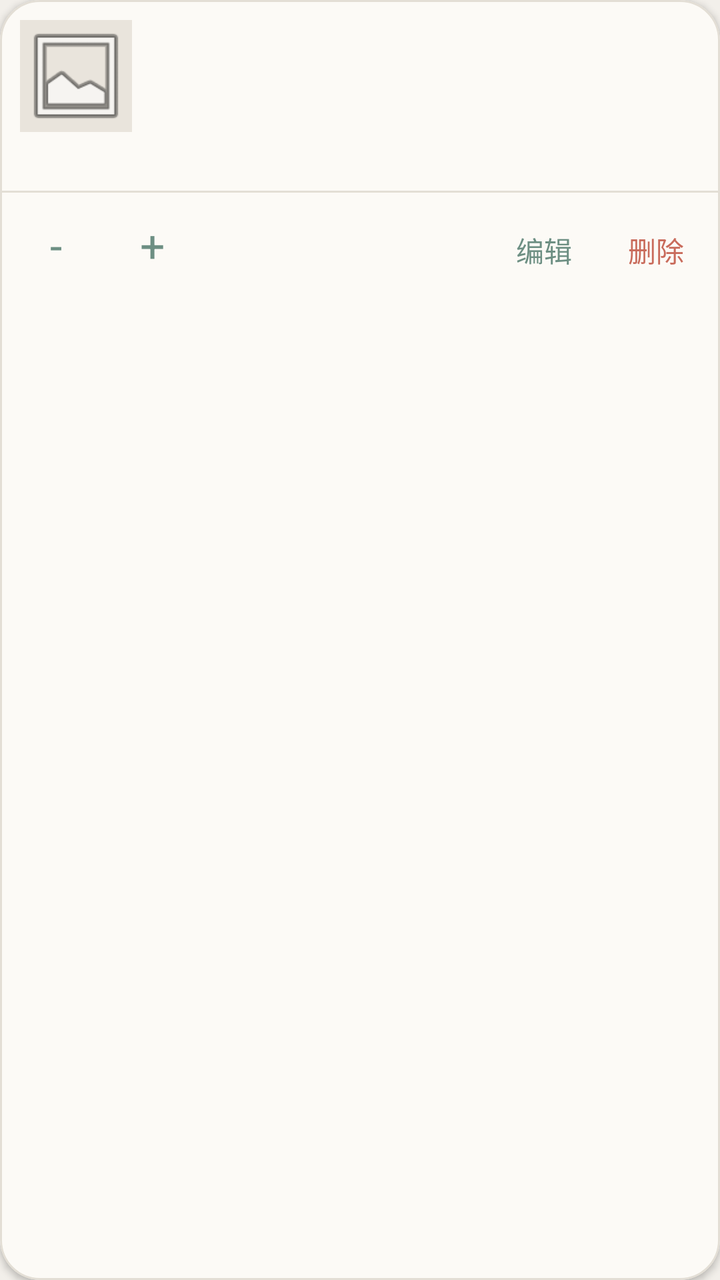
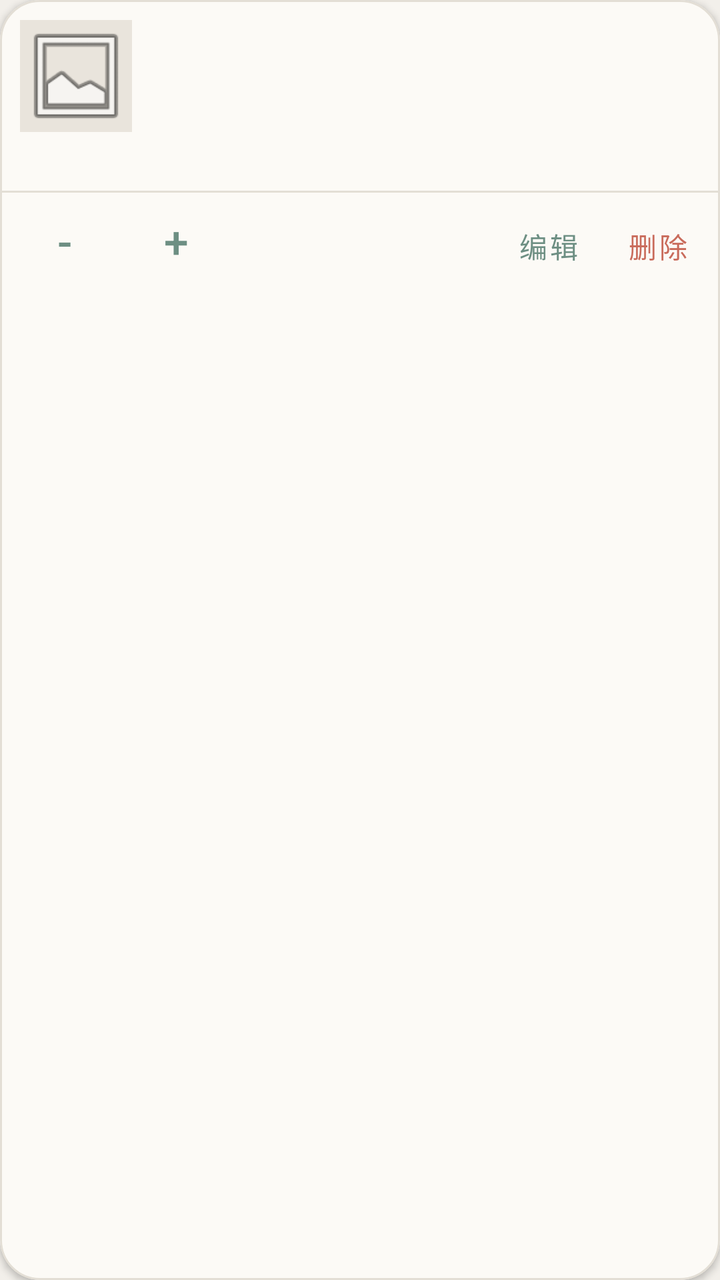

Before-and-after screenshots of an Android layout around one commit, followed by the original layout XML and the change that was made.
<!-- AndroidManifest.xml: application theme Theme.PartManager -->
<!-- res/layout/item_part.xml -->
<?xml version="1.0" encoding="utf-8"?>
<com.google.android.material.card.MaterialCardView xmlns:android="http://schemas.android.com/apk/res/android"
    xmlns:app="http://schemas.android.com/apk/res-auto"
    android:layout_width="match_parent"
    android:layout_height="wrap_content"
    android:layout_marginLeft="4dp"
    android:layout_marginTop="6dp"
    android:layout_marginRight="4dp"
    android:layout_marginBottom="6dp"
    app:cardBackgroundColor="@color/morandi_card"
    app:cardCornerRadius="20dp"
    app:cardElevation="2dp"
    app:strokeColor="@color/divider"
    app:strokeWidth="1dp">

    <LinearLayout
        android:layout_width="match_parent"
        android:layout_height="wrap_content"
        android:orientation="vertical">

        <LinearLayout
            android:layout_width="match_parent"
            android:layout_height="wrap_content"
            android:orientation="horizontal"
            android:paddingStart="10dp"
            android:paddingTop="10dp"
            android:paddingEnd="10dp"
            android:paddingBottom="6dp">

            <ImageView
                android:id="@+id/imgPart"
                android:layout_width="56dp"
                android:layout_height="56dp"
                android:background="@color/morandi_input"
                android:scaleType="centerCrop"
                android:src="@android:drawable/ic_menu_gallery" />

            <LinearLayout
                android:layout_width="0dp"
                android:layout_height="wrap_content"
                android:layout_marginStart="10dp"
                android:layout_weight="1"
                android:orientation="vertical">

                <TextView
                    android:id="@+id/tvTitle"
                    android:layout_width="match_parent"
                    android:layout_height="wrap_content"
                    android:textColor="@color/text_primary"
                    android:textSize="16sp"
                    android:textStyle="bold" />

                <TextView
                    android:id="@+id/tvCode"
                    android:layout_width="match_parent"
                    android:layout_height="wrap_content"
                    android:layout_marginTop="2dp"
                    android:textColor="@color/text_secondary"
                    android:textSize="12sp" />

                <TextView
                    android:id="@+id/tvQty"
                    android:layout_width="match_parent"
                    android:layout_height="wrap_content"
                    android:layout_marginTop="2dp"
                    android:textColor="@color/primary"
                    android:textSize="14sp"
                    android:textStyle="bold" />

                <TextView
                    android:id="@+id/tvMeta"
                    android:layout_width="match_parent"
                    android:layout_height="wrap_content"
                    android:layout_marginTop="2dp"
                    android:textColor="@color/text_secondary"
                    android:textSize="12sp" />
            </LinearLayout>
        </LinearLayout>

        <View
            android:layout_width="match_parent"
            android:layout_height="1dp"
            android:background="@color/divider" />

        <LinearLayout
            android:layout_width="match_parent"
            android:layout_height="52dp"
            android:orientation="horizontal"
            android:paddingStart="4dp"
            android:paddingEnd="4dp">

            <TextView
                android:id="@+id/btnMinus"
                android:layout_width="48dp"
                android:layout_height="52dp"
                android:background="?attr/selectableItemBackground"
                android:clickable="true"
                android:focusable="true"
                android:gravity="center"
                android:text="-"
                android:textColor="@color/primary"
                android:textSize="22sp" />

            <TextView
                android:id="@+id/btnPlus"
                android:layout_width="48dp"
                android:layout_height="52dp"
                android:background="?attr/selectableItemBackground"
                android:clickable="true"
                android:focusable="true"
                android:gravity="center"
                android:text="+"
                android:textColor="@color/primary"
                android:textSize="22sp" />

            <View
                android:layout_width="0dp"
                android:layout_height="1dp"
                android:layout_weight="1" />

            <TextView
                android:id="@+id/btnEdit"
                android:layout_width="wrap_content"
                android:layout_height="52dp"
                android:background="?attr/selectableItemBackground"
                android:clickable="true"
                android:focusable="true"
                android:gravity="center"
                android:minWidth="56dp"
                android:paddingStart="8dp"
                android:paddingEnd="8dp"
                android:text="编辑"
                android:textColor="@color/primary"
                android:textSize="14sp" />

            <TextView
                android:id="@+id/btnDelete"
                android:layout_width="wrap_content"
                android:layout_height="52dp"
                android:background="?attr/selectableItemBackground"
                android:clickable="true"
                android:focusable="true"
                android:gravity="center"
                android:minWidth="56dp"
                android:paddingStart="8dp"
                android:paddingEnd="8dp"
                android:text="删除"
                android:textColor="@color/error"
                android:textSize="14sp" />

        </LinearLayout>

    </LinearLayout>

</com.google.android.material.card.MaterialCardView>
<!-- resources referenced by this layout -->
<resources>
  <color name="divider">#E3DED5</color>
  <color name="error">#C96B5B</color>
  <color name="morandi_card">#FCFAF6</color>
  <color name="morandi_input">#E9E4DC</color>
  <color name="primary">#6D8F83</color>
  <color name="text_primary">#3B3A36</color>
  <color name="text_secondary">#858077</color>
  <style name="Theme.PartManager" parent="Theme.MaterialComponents.Light.NoActionBar">
          <item name="colorPrimary">@color/primary</item>
          <item name="colorPrimaryVariant">@color/primary_dark</item>
          <item name="colorOnPrimary">@color/on_primary</item>
          <item name="colorSecondary">@color/accent</item>
          <item name="colorSecondaryVariant">@color/accent</item>
          <item name="colorOnSecondary">@color/on_primary</item>
          <item name="colorSurface">@color/morandi_surface</item>
          <item name="colorOnSurface">@color/text_primary</item>
          <item name="colorError">@color/error</item>
          <item name="android:colorBackground">@color/morandi_background</item>
          <item name="android:windowBackground">@color/morandi_background</item>
          <item name="android:statusBarColor">@color/primary_dark</item>
          <item name="android:windowLightStatusBar">false</item>
          <item name="materialButtonStyle">@style/Widget.Morandi.Button</item>
      </style>
  <color name="primary_dark">#55736A</color>
  <color name="on_primary">#FFFFFF</color>
  <color name="accent">#C5AFA6</color>
  <color name="morandi_surface">#F9F6F1</color>
  <color name="morandi_background">#F2EFEA</color>
  <style name="Widget.Morandi.Button" parent="Widget.MaterialComponents.Button">
          <item name="backgroundTint">@color/primary</item>
          <item name="cornerRadius">16dp</item>
          <item name="android:textColor">@color/on_primary</item>
          <item name="android:textSize">16sp</item>
          <item name="android:textAllCaps">false</item>
          <item name="android:minHeight">48dp</item>
      </style>
</resources>

<!-- the commit's change to res/layout/item_part.xml (unified diff, before → after) -->
@@ -7,6 +7,8 @@
     android:layout_marginTop="6dp"
     android:layout_marginRight="4dp"
     android:layout_marginBottom="6dp"
+    android:clickable="false"
+    android:focusable="false"
     app:cardBackgroundColor="@color/morandi_card"
     app:cardCornerRadius="20dp"
     app:cardElevation="2dp"
@@ -84,69 +86,75 @@
 
         <LinearLayout
             android:layout_width="match_parent"
-            android:layout_height="52dp"
+            android:layout_height="wrap_content"
             android:orientation="horizontal"
             android:paddingStart="4dp"
             android:paddingEnd="4dp">
 
-            <TextView
+            <com.google.android.material.button.MaterialButton
                 android:id="@+id/btnMinus"
-                android:layout_width="48dp"
-                android:layout_height="52dp"
-                android:background="?attr/selectableItemBackground"
-                android:clickable="true"
-                android:focusable="true"
-                android:gravity="center"
+                style="@style/Widget.MaterialComponents.Button.TextButton"
+                android:layout_width="56dp"
+                android:layout_height="48dp"
+                android:insetTop="0dp"
+                android:insetBottom="0dp"
+                android:minWidth="0dp"
                 android:text="-"
                 android:textColor="@color/primary"
-                android:textSize="22sp" />
+                android:textSize="22sp"
+                app:iconPadding="0dp"
+                app:iconTint="@color/primary" />
 
-            <TextView
+            <com.google.android.material.button.MaterialButton
                 android:id="@+id/btnPlus"
-                android:layout_width="48dp"
-                android:layout_height="52dp"
-                android:background="?attr/selectableItemBackground"
-                android:clickable="true"
-                android:focusable="true"
-                android:gravity="center"
+                style="@style/Widget.MaterialComponents.Button.TextButton"
+                android:layout_width="56dp"
+                android:layout_height="48dp"
+                android:insetTop="0dp"
+                android:insetBottom="0dp"
+                android:minWidth="0dp"
                 android:text="+"
                 android:textColor="@color/primary"
-                android:textSize="22sp" />
+                android:textSize="22sp"
+                app:iconPadding="0dp"
+                app:iconTint="@color/primary" />
 
             <View
                 android:layout_width="0dp"
                 android:layout_height="1dp"
                 android:layout_weight="1" />
 
-            <TextView
+            <com.google.android.material.button.MaterialButton
                 android:id="@+id/btnEdit"
+                style="@style/Widget.MaterialComponents.Button.TextButton"
                 android:layout_width="wrap_content"
-                android:layout_height="52dp"
-                android:background="?attr/selectableItemBackground"
-                android:clickable="true"
-                android:focusable="true"
-                android:gravity="center"
-                android:minWidth="56dp"
-                android:paddingStart="8dp"
-                android:paddingEnd="8dp"
+                android:layout_height="48dp"
+                android:insetTop="0dp"
+                android:insetBottom="0dp"
+                android:minWidth="0dp"
+                android:paddingStart="12dp"
+                android:paddingEnd="12dp"
                 android:text="编辑"
                 android:textColor="@color/primary"
-                android:textSize="14sp" />
+                android:textSize="14sp"
+                app:iconPadding="0dp"
+                app:iconTint="@color/primary" />
 
-            <TextView
+            <com.google.android.material.button.MaterialButton
                 android:id="@+id/btnDelete"
+                style="@style/Widget.MaterialComponents.Button.TextButton"
                 android:layout_width="wrap_content"
-                android:layout_height="52dp"
-                android:background="?attr/selectableItemBackground"
-                android:clickable="true"
-                android:focusable="true"
-                android:gravity="center"
-                android:minWidth="56dp"
-                android:paddingStart="8dp"
-                android:paddingEnd="8dp"
+                android:layout_height="48dp"
+                android:insetTop="0dp"
+                android:insetBottom="0dp"
+                android:minWidth="0dp"
+                android:paddingStart="12dp"
+                android:paddingEnd="12dp"
                 android:text="删除"
                 android:textColor="@color/error"
-                android:textSize="14sp" />
+                android:textSize="14sp"
+                app:iconPadding="0dp"
+                app:iconTint="@color/error" />
 
         </LinearLayout>
 
